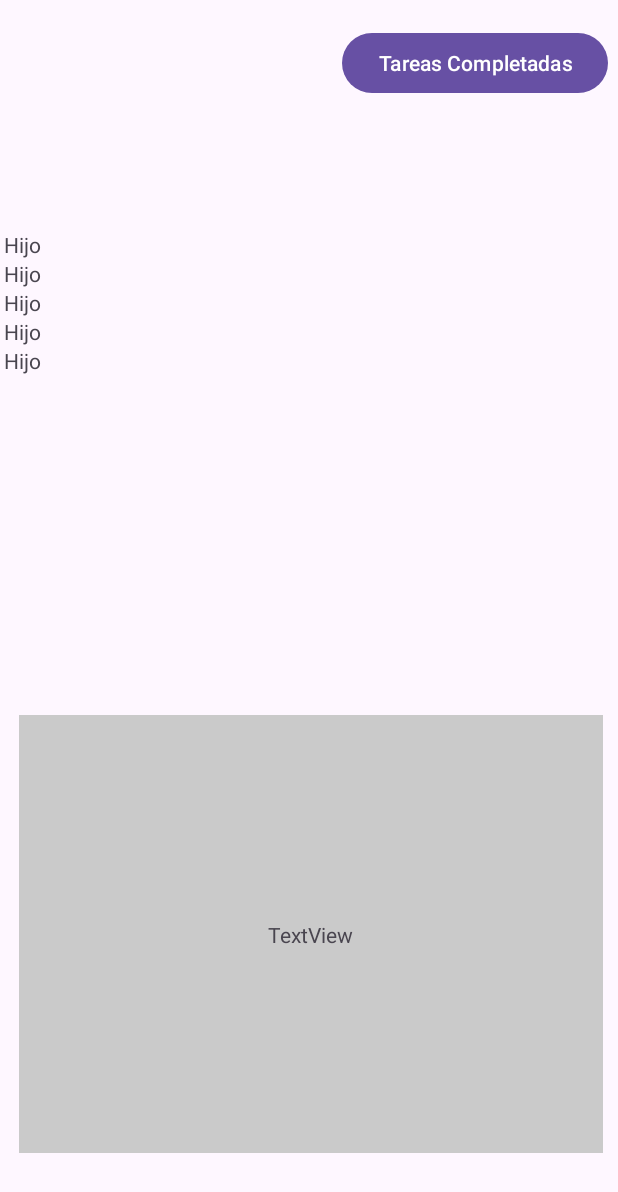
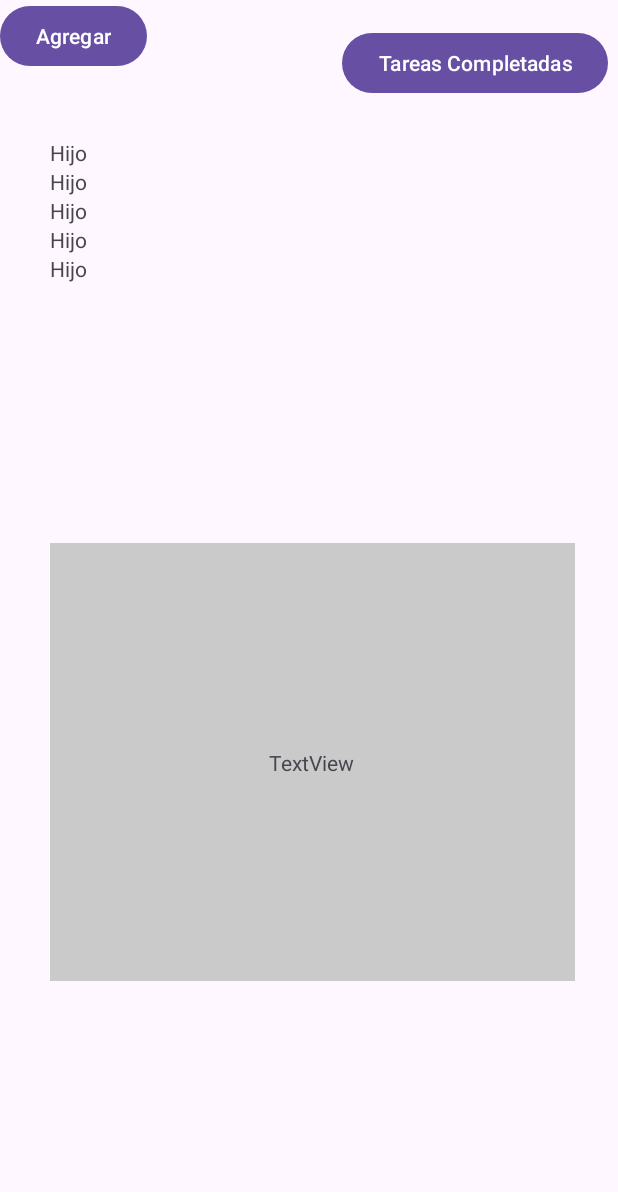
Before and after one commit to daw223-12/PMDM-Francisco-Juesas-Examen-2, an Android app: the screen it shows after launch (MainActivity), on a phone screen of 412 x 824 dp. Shown: the top 1192 px of the screen. Run offline under Robolectric (Android 15) with nearby library versions, the phone set to English and light mode, and no system bars.

```diff
--- /dev/null
+++ b/app/src/main/java/com/example/franciscojuesasexamen2/DataBaseHelper.kt
@@ -0,0 +1,93 @@
+package com.example.franciscojuesasexamen2
+
+import android.content.ContentValues
+import android.content.Context
+import android.database.Cursor
+import android.database.sqlite.SQLiteDatabase
+import android.database.sqlite.SQLiteException
+import android.database.sqlite.SQLiteOpenHelper
+import android.util.Log
+
+// Clase DatabaseHelper que extiende SQLiteOpenHelper para manejar la base de datos de la aplicación.
+class DatabaseHelper(context: Context) : SQLiteOpenHelper(context, DATABASE_NAME, null, DATABASE_VERSION) {
+
+    // Bloque companion object para definir constantes que serán usadas en toda la clase.
+    // Son como los valores estáticos en Java
+    companion object {
+        // Nombre de la base de datos.
+        private const val DATABASE_NAME = "TareasBBDD"
+        // Versión de la base de datos, útil para manejar actualizaciones esquemáticas.
+        private const val DATABASE_VERSION = 1
+        // Nombre de la tabla donde se almacenarán los discos.
+        private const val TABLE_DISCOS = "tareasPendientes"
+        // Nombres de las columnas de la tabla.
+        private const val KEY_NOMBRE = "nombre"
+        private const val KEY_FECHA = "fecha"
+        private const val KEY_ESTADO = "completada"
+    }
+
+    // Método llamado cuando la base de datos se crea por primera vez.
+    override fun onCreate(db: SQLiteDatabase) {
+        // Define la sentencia SQL para crear la tabla de discos.
+        val createDiscosTable = ("CREATE TABLE " + TABLE_DISCOS + "("
+                + KEY_NOMBRE + " TEXT PRIMARY KEY," + KEY_FECHA + " TEXT,"
+                + KEY_ESTADO + " INTEGER" + ")")
+        // Ejecuta la sentencia SQL para crear la tabla.
+        db.execSQL(createDiscosTable)
+    }
+
+    // Método llamado cuando se necesita actualizar la base de datos, por ejemplo, cuando se incrementa DATABASE_VERSION.
+    override fun onUpgrade(db: SQLiteDatabase, oldVersion: Int, newVersion: Int) {
+        // Elimina la tabla existente y crea una nueva.
+        db.execSQL("DROP TABLE IF EXISTS $TABLE_DISCOS")
+        onCreate(db)
+    }
+
+    fun getAllDiscos(): ArrayList<DataClassTarea> {
+        // Lista para almacenar y retornar los discos.
+        val tareasList = ArrayList<DataClassTarea>()
+        // Consulta SQL para seleccionar todos los discos.
+        val selectQuery = "SELECT  * FROM $TABLE_DISCOS"
+
+        val db = this.readableDatabase
+        var cursor: Cursor? = null
+        try {
+            // Ejecuta la consulta SQL.
+            cursor = db.rawQuery(selectQuery, null)
+        } catch (e: SQLiteException) {
+            // Maneja la excepción en caso de error al ejecutar la consulta.
+            db.execSQL(selectQuery)
+            return ArrayList()
+        }
+
+        // Variables para almacenar los valores de las columnas.
+        var nombre: String
+        var fecha: String
+        var estado: Int
+
+        // Itera a través del cursor para leer los datos de la base de datos.
+        if (cursor.moveToFirst()) {
+            do {
+                // Obtiene los índices de las columnas.
+                val nombreIndex = cursor.getColumnIndex(KEY_NOMBRE)
+                val fechaIndex = cursor.getColumnIndex(KEY_FECHA)
+                val estadoIndex = cursor.getColumnIndex(KEY_ESTADO)
+
+                // Verifica que los índices sean válidos.
+                if (nombreIndex != -1 && fechaIndex != -1 && estadoIndex != -1) {
+                    // Lee los valores y los añade a la lista de discos.
+                    nombre = cursor.getString(nombreIndex)
+                    fecha = cursor.getString(fechaIndex)
+                    estado = cursor.getInt(estadoIndex)
+
+                    val tarea = DataClassTarea(nombre = nombre, fecha = fecha, estado = estado)
+                    tareasList.add(tarea)
+                }
+            } while (cursor.moveToNext())
+        }
+
+        // Cierra el cursor para liberar recursos.
+        cursor.close()
+        return tareasList
+    }
+}
--- a/app/src/main/java/com/example/franciscojuesasexamen2/DataClassTarea.kt
+++ b/app/src/main/java/com/example/franciscojuesasexamen2/DataClassTarea.kt
@@ -2,5 +2,5 @@ package com.example.franciscojuesasexamen2
 
 import java.util.Date
 
-data class DataClassTarea (var nombre:String, var fecha:Date, var completada:Boolean) {
+data class DataClassTarea (var nombre:String, var fecha:String, var estado:Int) {
 }
--- a/app/src/main/java/com/example/franciscojuesasexamen2/MainActivity.kt
+++ b/app/src/main/java/com/example/franciscojuesasexamen2/MainActivity.kt
@@ -4,9 +4,13 @@ import androidx.appcompat.app.AppCompatActivity
 import android.os.Bundle
 
 class MainActivity : AppCompatActivity(), Comunicador {
+    private lateinit var dbHandler: DatabaseHelper
     override fun onCreate(savedInstanceState: Bundle?) {
         super.onCreate(savedInstanceState)
         setContentView(R.layout.activity_main)
+
+        // Inicializa el controlador de la base de datos.
+        dbHandler = DatabaseHelper(this)
 
         if (savedInstanceState == null) {
             // Comienza una transacción de fragmentos. Las transacciones se utilizan para añadir, reemplazar o realizar otras operaciones con fragmentos.
@@ -25,6 +29,7 @@ class MainActivity : AppCompatActivity(), Comunicador {
                 .replace(R.id.fragment2Layout, fragment2())
                 .commit()
         }
+        dbHandler.getAllDiscos();
     }
 
     override fun enviarDatos(datos: String) {
--- a/app/src/main/java/com/example/franciscojuesasexamen2/fragment1.kt
+++ b/app/src/main/java/com/example/franciscojuesasexamen2/fragment1.kt
@@ -37,6 +37,8 @@ class fragment1:Fragment() {
             textView.text = "Hijo "
             listViewTareas.addView(textView)
 
+
+
             textView.setOnClickListener( {
                 comunicador?.enviarDatos("¡Datos desde Fragmento 1!")
                 Log.d("HOLA", "HOPADSKLLKDASJLKDJALSKJDLKDASDLKASDKL")
--- a/app/src/main/res/layout/activity_main.xml
+++ b/app/src/main/res/layout/activity_main.xml
@@ -8,26 +8,28 @@
 
     <FrameLayout
         android:id="@+id/fragment2Layout"
-        android:layout_width="389dp"
+        android:layout_width="350dp"
         android:layout_height="292dp"
         android:layout_marginTop="8dp"
         app:layout_constraintBottom_toBottomOf="parent"
         app:layout_constraintEnd_toEndOf="parent"
+        app:layout_constraintHorizontal_bias="0.0"
         app:layout_constraintStart_toStartOf="@+id/fragment1Layout"
-        app:layout_constraintTop_toBottomOf="@+id/fragment1Layout">
+        app:layout_constraintTop_toBottomOf="@+id/fragment1Layout"
+        app:layout_constraintVertical_bias="0.0">
 
     </FrameLayout>
 
     <FrameLayout
         android:id="@+id/fragment1Layout"
-        android:layout_width="402dp"
-        android:layout_height="259dp"
+        android:layout_width="344dp"
+        android:layout_height="262dp"
         app:layout_constraintBottom_toBottomOf="parent"
         app:layout_constraintEnd_toEndOf="parent"
-        app:layout_constraintHorizontal_bias="0.276"
+        app:layout_constraintHorizontal_bias="0.492"
         app:layout_constraintStart_toStartOf="parent"
         app:layout_constraintTop_toTopOf="parent"
-        app:layout_constraintVertical_bias="0.271">
+        app:layout_constraintVertical_bias="0.164">
 
     </FrameLayout>
 
@@ -42,4 +44,12 @@
         app:layout_constraintStart_toStartOf="parent"
         app:layout_constraintTop_toTopOf="parent"
         app:layout_constraintVertical_bias="0.023" />
+
+    <Button
+        android:id="@+id/btnAgregar"
+        android:layout_width="wrap_content"
+        android:layout_height="wrap_content"
+        android:text="Agregar"
+        tools:layout_editor_absoluteX="158dp"
+        tools:layout_editor_absoluteY="653dp" />
 </androidx.constraintlayout.widget.ConstraintLayout>
```
